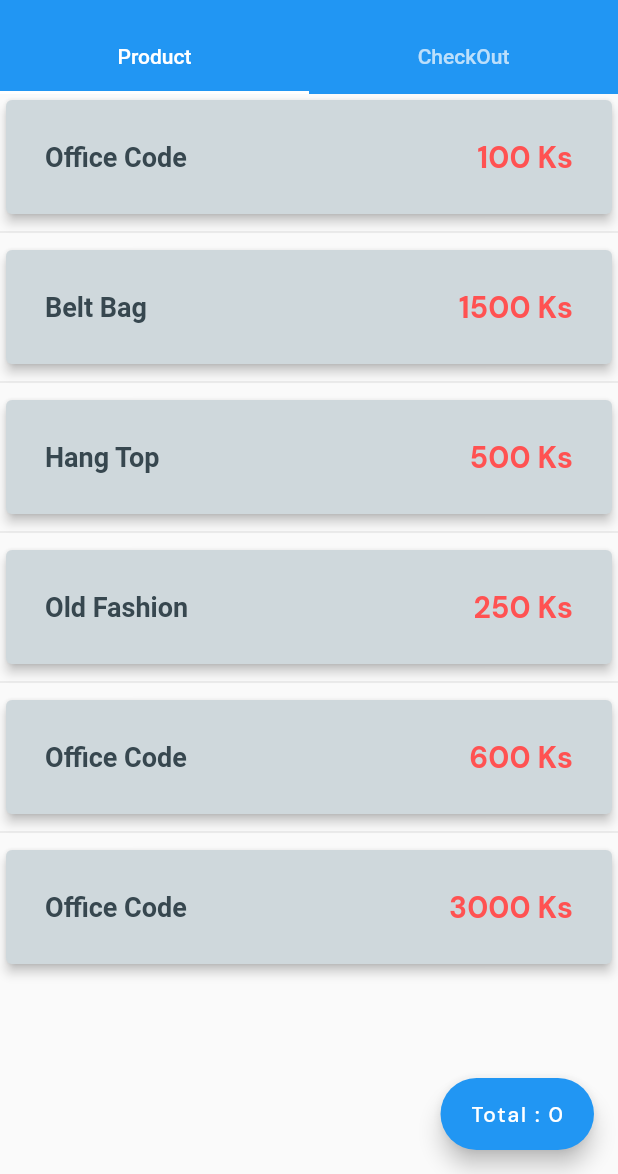
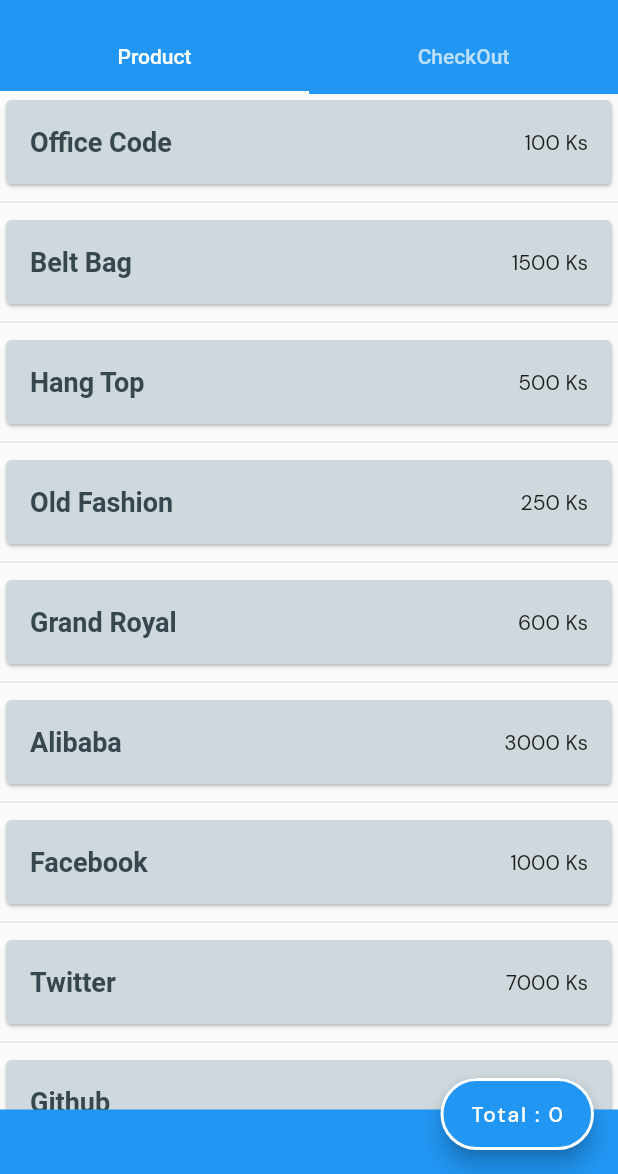
Before and after one commit to gipsycloud/akin, a Flutter app: the screen it shows after launch, after a tap on "Table One", on a phone screen of 412 x 824 dp, the part 62-1236 px from its top. Run offline on Flutter 3.47's test engine with Material 2 defaults, Android fonts, the phone set to English and light mode, and no system bars; our stand-ins replace flutter_svg, google_fonts, hive, hive_flutter; accounts and stored records are empty.

Commit message:
adding launcher icon and modified total price UI in table order

```diff
--- a/lib/model/product.dart
+++ b/lib/model/product.dart
@@ -50,7 +50,7 @@
       color: const Color(0xFFE6B398)),
   Product(
       id: 5,
-      title: "Office Code",
+      title: "Grand Royal",
       price: 600,
       size: 12,
       description: dummyText,
@@ -58,8 +58,62 @@
       color: const Color(0xFFFB7883)),
   Product(
     id: 6,
-    title: "Office Code",
+    title: "Alibaba",
     price: 3000,
+    size: 12,
+    description: dummyText,
+    image: "assets/images/one.png",
+    color: const Color(0xFFAEAEAE),
+  ),
+  Product(
+    id: 7,
+    title: "Facebook",
+    price: 1000,
+    size: 12,
+    description: dummyText,
+    image: "assets/images/one.png",
+    color: const Color(0xFFAEAEAE),
+  ),
+  Product(
+    id: 8,
+    title: "Twitter",
+    price: 7000,
+    size: 12,
+    description: dummyText,
+    image: "assets/images/one.png",
+    color: const Color(0xFFAEAEAE),
+  ),
+  Product(
+    id: 9,
+    title: "Github",
+    price: 7000,
+    size: 12,
+    description: dummyText,
+    image: "assets/images/one.png",
+    color: const Color(0xFFAEAEAE),
+  ),
+  Product(
+    id: 10,
+    title: "Bitbucket",
+    price: 7000,
+    size: 12,
+    description: dummyText,
+    image: "assets/images/one.png",
+    color: const Color(0xFFAEAEAE),
+  ),
+  Product(
+    id: 11,
+    title: "Google",
+    price: 7000,
+    size: 12,
+    description: dummyText,
+    image: "assets/images/one.png",
+    color: const Color(0xFFAEAEAE),
+  ),
+  Product(
+    id: 12,
+    title: "Yahoo",
+    price: 7000,
     size: 12,
     description: dummyText,
     image: "assets/images/one.png",
--- a/lib/table/component/akin_item.dart
+++ b/lib/table/component/akin_item.dart
@@ -1,5 +1,6 @@
 import 'package:akin/model/product.dart';
 import 'package:akin/model/table_data.dart';
+// import 'package:akin/screen/body.dart';
 import 'package:flutter/material.dart';
 
 class AkinItem extends StatelessWidget {
@@ -15,14 +16,19 @@
 
   @override
   Widget build(BuildContext context) {
-    return ListView.separated(
+    return Scaffold(
+      body: Column(children: <Widget>[
+        // Container(
+        //   height: 100.0,
+        //   color: Colors.red,
+        // ),
+        Expanded(
+          child: ListView.separated(
             shrinkWrap: true,
             itemBuilder: ((context, index) {
               return Card(
                 color: Colors.blueGrey.shade100,
-            elevation: 3.0,
-            child: Padding(
-              padding: const EdgeInsets.all(10.0),
+                // elevation: 3.0,
                 child: ListTile(
                     title: RichText(
                       overflow: TextOverflow.ellipsis,
@@ -33,21 +39,25 @@
                               fontWeight: FontWeight.bold,
                               fontSize: 18.0)),
                     ),
-                trailing: Text("${products[index].price} Ks",
-                    style: const TextStyle(
-                        color: Colors.redAccent,
-                        fontSize: 20.0,
-                        fontWeight: FontWeight.bold)),
+                    trailing: Text(
+                      "${products[index].price} Ks",
+                    ),
                     onTap: () {
                       valueSetter(products[index]);
+                    }),
+              );
+            }),
+            itemCount: products.length,
+            separatorBuilder: (BuildContext context, int index) {
+              return const Divider();
             },
           ),
         ),
+        Container(
+          color: Colors.blue,
+          height: 43.0,
+        )
+      ]),
     );
-        }),
-        separatorBuilder: (context, index) {
-          return const Divider();
-        },
-        itemCount: products.length);
   }
 }
--- a/lib/table/table_card.dart
+++ b/lib/table/table_card.dart
@@ -40,23 +40,21 @@
                             products: products[index],
                           )));
             },
+            child: Padding(
+              padding: const EdgeInsets.all(8.0),
               child: Card(
                 elevation: 4.0,
                 shape: RoundedRectangleBorder(
                     borderRadius: BorderRadius.circular(10.0)),
+                child: Center(
                   child: Padding(
-                padding: const EdgeInsets.all(16.0),
-                child: Column(
-                  children: <Widget>[
-                    Padding(
-                      padding: const EdgeInsets.all(8.0),
+                    padding: const EdgeInsets.all(5.0),
                     child: Text(
                       (tabledata[index].title),
                       style: const TextStyle(
                           fontSize: 24.0, fontWeight: FontWeight.bold),
                     ),
                   ),
-                  ],
                 ),
               ),
             ),
--- a/lib/table/table_order.dart
+++ b/lib/table/table_order.dart
@@ -43,10 +43,14 @@
           ),
         ]),
         floatingActionButton: FloatingActionButton.extended(
+          shape: const StadiumBorder(
+              side: BorderSide(
+                  color: Color.fromARGB(255, 255, 255, 255), width: 2)),
           onPressed: () {},
           label: Text("Total : $sum"),
           // icon: const Icon(Icons.add),
         ),
+        // floatingActionButtonLocation: FloatingActionButtonLocation.endDocked,
       ),
     );
   }
```
Also changed, not shown: lib/add_category.dart (+11 -1 lines), lib/settings.dart (+34 -1 lines), lib/table/component/checkoutscreen.dart (+22 -10 lines), pubspec.yaml (+16 -0 lines), assets/icons/icon.png (added), pubspec.lock, 28 other files. Lines whose indentation alone changed are shown as unchanged.
